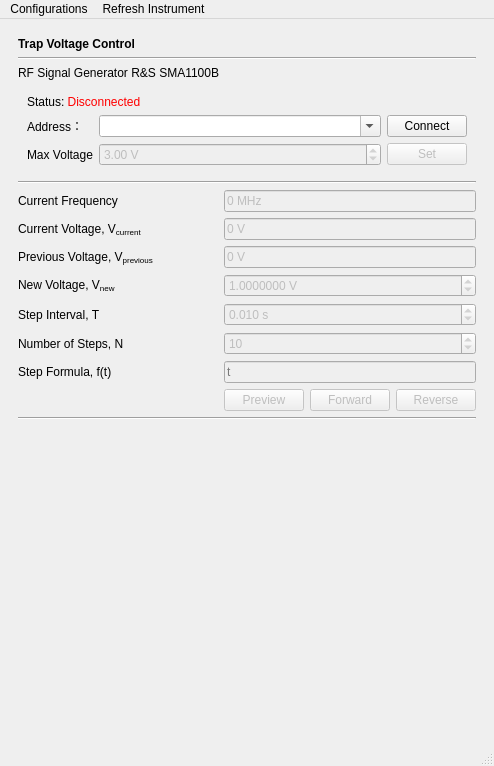
Above: mainwindow.ui from OIST-EQuIP/ion_trap_gui before the change. Below: the same form after it.
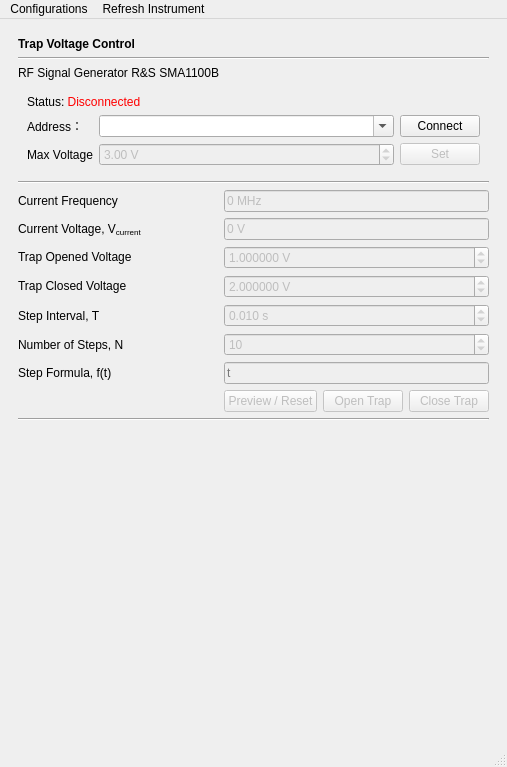
That is the form after the change. Custom widgets are drawn as their Qt base class.

Commit message: open/close trap functionality

Patch:
```diff
--- a/mainwindow.ui
+++ b/mainwindow.ui
@@ -6,8 +6,8 @@
    <rect>
     <x>0</x>
     <y>0</y>
-    <width>485</width>
-    <height>697</height>
+    <width>483</width>
+    <height>693</height>
    </rect>
   </property>
   <property name="sizePolicy">
@@ -171,28 +171,21 @@
            </property>
           </widget>
          </item>
-         <item row="4" column="0">
+         <item row="5" column="0">
           <widget class="QLabel" name="label_4">
            <property name="text">
             <string>Step Interval, T</string>
            </property>
           </widget>
          </item>
-         <item row="3" column="0">
-          <widget class="QLabel" name="label">
-           <property name="text">
-            <string>&lt;html&gt;&lt;head/&gt;&lt;body&gt;&lt;p&gt;New Voltage, V&lt;span style=&quot; vertical-align:sub;&quot;&gt;new&lt;/span&gt;&lt;/p&gt;&lt;/body&gt;&lt;/html&gt;</string>
-           </property>
-          </widget>
-         </item>
-         <item row="6" column="0">
+         <item row="7" column="0">
           <widget class="QLabel" name="label_5">
            <property name="text">
             <string>&lt;html&gt;&lt;head/&gt;&lt;body&gt;&lt;p&gt;Step Formula, f(t)&lt;/p&gt;&lt;/body&gt;&lt;/html&gt;</string>
            </property>
           </widget>
          </item>
-         <item row="1" column="1" colspan="3">
+         <item row="1" column="1" colspan="4">
           <widget class="QLineEdit" name="rf_cur_volt">
            <property name="enabled">
             <bool>false</bool>
@@ -208,7 +201,7 @@
            </property>
           </widget>
          </item>
-         <item row="0" column="1" colspan="3">
+         <item row="0" column="1" colspan="4">
           <widget class="QLineEdit" name="rf_cur_freq">
            <property name="enabled">
             <bool>false</bool>
@@ -218,20 +211,20 @@
            </property>
           </widget>
          </item>
-         <item row="5" column="0">
+         <item row="6" column="0">
           <widget class="QLabel" name="label_7">
            <property name="text">
             <string>Number of Steps, N</string>
            </property>
           </widget>
          </item>
-         <item row="7" column="2">
-          <widget class="QPushButton" name="rf_fwd_btn">
+         <item row="8" column="3">
+          <widget class="QPushButton" name="rf_open_trap_btn">
            <property name="enabled">
             <bool>false</bool>
            </property>
            <property name="text">
-            <string>Forward</string>
+            <string>Open Trap</string>
            </property>
           </widget>
          </item>
@@ -242,17 +235,7 @@
            </property>
           </widget>
          </item>
-         <item row="7" column="1">
-          <widget class="QPushButton" name="rf_preview_btn">
-           <property name="enabled">
-            <bool>false</bool>
-           </property>
-           <property name="text">
-            <string>Preview</string>
-           </property>
-          </widget>
-         </item>
-         <item row="5" column="1" colspan="3">
+         <item row="6" column="1" colspan="4">
           <widget class="QSpinBox" name="rf_num_steps">
            <property name="enabled">
             <bool>false</bool>
@@ -268,7 +251,7 @@
            </property>
           </widget>
          </item>
-         <item row="4" column="1" colspan="3">
+         <item row="5" column="1" colspan="4">
           <widget class="QDoubleSpinBox" name="rf_step_int">
            <property name="enabled">
             <bool>false</bool>
@@ -293,29 +276,7 @@
            </property>
           </widget>
          </item>
-         <item row="3" column="1" colspan="3">
-          <widget class="QDoubleSpinBox" name="rf_new_volt">
-           <property name="enabled">
-            <bool>false</bool>
-           </property>
-           <property name="suffix">
-            <string> V</string>
-           </property>
-           <property name="decimals">
-            <number>7</number>
-           </property>
-           <property name="minimum">
-            <double>0.000001000000000</double>
-           </property>
-           <property name="maximum">
-            <double>14.109999999999999</double>
-           </property>
-           <property name="value">
-            <double>1.000000000000000</double>
-           </property>
-          </widget>
-         </item>
-         <item row="6" column="1" colspan="3">
+         <item row="7" column="1" colspan="4">
           <widget class="QLineEdit" name="rf_step_formula">
            <property name="enabled">
             <bool>false</bool>
@@ -328,30 +289,84 @@
            </property>
           </widget>
          </item>
-         <item row="7" column="3">
-          <widget class="QPushButton" name="rf_bwd_btn">
+         <item row="8" column="4">
+          <widget class="QPushButton" name="rf_close_trap_btn">
            <property name="enabled">
             <bool>false</bool>
            </property>
            <property name="text">
-            <string>Reverse</string>
+            <string>Close Trap</string>
            </property>
           </widget>
          </item>
          <item row="2" column="0">
+          <widget class="QLabel" name="label">
+           <property name="text">
+            <string>&lt;html&gt;&lt;head/&gt;&lt;body&gt;&lt;p&gt;Trap Opened Voltage&lt;/p&gt;&lt;/body&gt;&lt;/html&gt;</string>
+           </property>
+          </widget>
+         </item>
+         <item row="2" column="1" colspan="4">
+          <widget class="QDoubleSpinBox" name="rf_open_trap_volt">
+           <property name="enabled">
+            <bool>false</bool>
+           </property>
+           <property name="suffix">
+            <string> V</string>
+           </property>
+           <property name="decimals">
+            <number>6</number>
+           </property>
+           <property name="minimum">
+            <double>0.000001000000000</double>
+           </property>
+           <property name="maximum">
+            <double>14.109999999999999</double>
+           </property>
+           <property name="value">
+            <double>1.000000000000000</double>
+           </property>
+          </widget>
+         </item>
+         <item row="8" column="1" colspan="2">
+          <widget class="QPushButton" name="rf_preview_btn">
+           <property name="enabled">
+            <bool>false</bool>
+           </property>
+           <property name="text">
+            <string>Preview / Reset</string>
+           </property>
+          </widget>
+         </item>
+         <item row="3" column="0" rowspan="2">
           <widget class="QLabel" name="label_11">
            <property name="text">
-            <string>&lt;html&gt;&lt;head/&gt;&lt;body&gt;&lt;p&gt;Previous Voltage, V&lt;span style=&quot; vertical-align:sub;&quot;&gt;previous&lt;/span&gt;&lt;/p&gt;&lt;/body&gt;&lt;/html&gt;</string>
+            <string>&lt;html&gt;&lt;head/&gt;&lt;body&gt;&lt;p&gt;Trap Closed Voltage&lt;/p&gt;&lt;/body&gt;&lt;/html&gt;</string>
            </property>
           </widget>
          </item>
-         <item row="2" column="1" colspan="3">
-          <widget class="QLineEdit" name="rf_prev_volt">
+         <item row="3" column="1" rowspan="2" colspan="4">
+          <widget class="QDoubleSpinBox" name="rf_close_trap_volt">
            <property name="enabled">
             <bool>false</bool>
            </property>
-           <property name="text">
-            <string>0 V</string>
+           <property name="suffix">
+            <string> V</string>
+           </property>
+           <property name="decimals">
+            <number>6</number>
+           </property>
+           <property name="minimum">
+            <double>0.000001000000000</double>
+           </property>
+           <property name="maximum">
+            <double>14.109999999999999</double>
+           </property>
+           <property name="singleStep">
+            <double>1.000000000000000</double>
+           </property>
+           <property name="value">
+            <double>2.000000000000000</double>
            </property>
           </widget>
          </item>
@@ -406,7 +421,7 @@
     <rect>
      <x>0</x>
      <y>0</y>
-     <width>485</width>
+     <width>483</width>
      <height>21</height>
     </rect>
    </property>
```
The commit also changes 2 other files.
